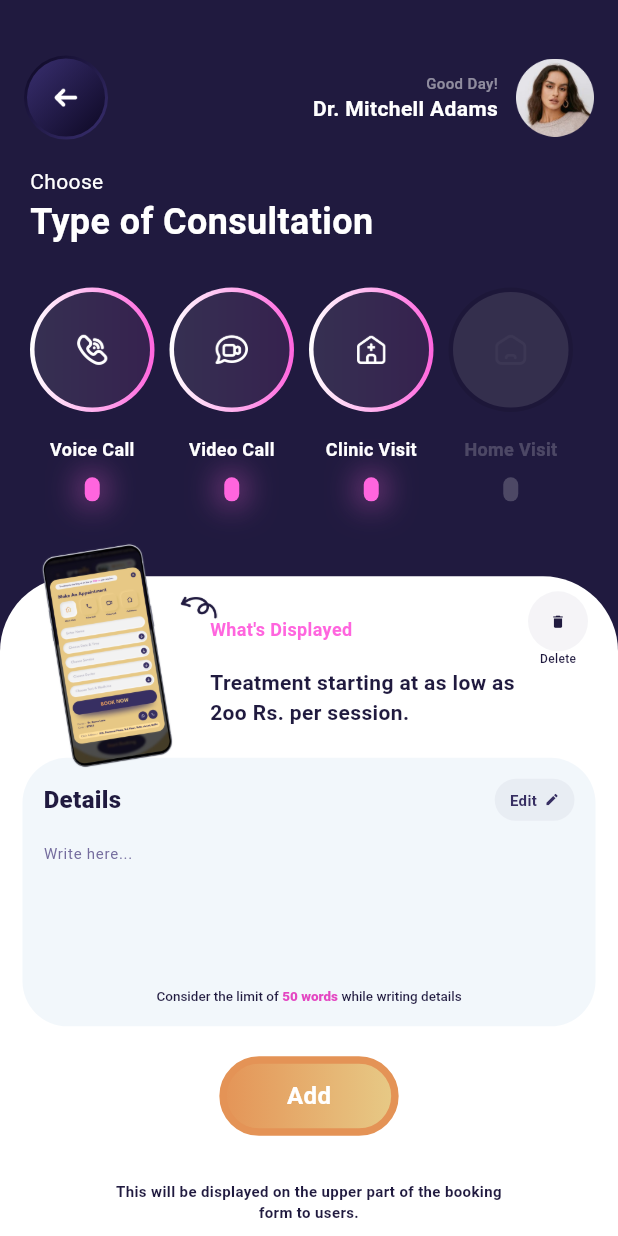
After one commit to computers1418/doctor-dashboard-2, a Flutter app: the screen it shows after launch, after a tap on "Choose Consultation", on a phone screen of 412 x 824 dp. The commit adds this screen. Run offline on Flutter 3.47's test engine with Material 3 defaults, Android fonts, the phone set to English and light mode, and no system bars; our stand-ins replace dropdown_button2, flutter_otp_text_field, glass_kit, hexcolor, otp_text_field, simple_gradient_text and 2 more; missing offline and left inert: smooth_scroll_multiplatform; Roboto replaces fonts that are missing (Slussen).

Commit message:
consultation screen added

```diff
--- a/lib/navigation.dart
+++ b/lib/navigation.dart
@@ -1,3 +1,4 @@
+import 'package:doctor_dashboard/pages/consultation/choose_consultation_view.dart';
 import 'package:doctor_dashboard/pages/dashboard/dashboard.dart';
 import 'package:doctor_dashboard/pages/forgot_password/forgot_password.dart';
 import 'package:doctor_dashboard/pages/history/history_view.dart';
@@ -237,6 +238,21 @@ class Navigation extends StatelessWidget {
                   ),
                 ),
               ),
+              InkWell(
+                onTap: () => Navigator.push(
+                  context,
+                  MaterialPageRoute(
+                    builder: (context) => const ChooseConsultationView(),
+                  ),
+                ),
+                child: Card(
+                  child: Container(
+                    width: double.infinity,
+                    padding: const EdgeInsets.all(10.0),
+                    child: const Text("Choose Consultation"),
+                  ),
+                ),
+              ),
 
               // InkWell(onTap: () => Navigator.push(context,
               // MaterialPageRoute(builder: (context) => const Profile(
--- /dev/null
+++ b/lib/pages/consultation/choose_consultation_view.dart
@@ -0,0 +1,429 @@
+import 'package:doctor_dashboard/constants/constants.dart';
+import 'package:doctor_dashboard/pages/history/widgets/custom_appbar.dart';
+import 'package:flutter/material.dart';
+import 'package:hexcolor/hexcolor.dart';
+
+class ChooseConsultationView extends StatefulWidget {
+  const ChooseConsultationView({super.key});
+
+  @override
+  State<ChooseConsultationView> createState() => _ChooseConsultationViewState();
+}
+
+class _ChooseConsultationViewState extends State<ChooseConsultationView> {
+  List<String> icons = [
+    "call",
+    "video_call",
+    "clinic",
+    "home",
+  ];
+  List<String> names = [
+    "Voice Call",
+    "Video Call",
+    "Clinic Visit",
+    "Home Visit",
+  ];
+  List<int> isActive = [0, 1, 2];
+
+  @override
+  Widget build(BuildContext context) {
+    return Scaffold(
+      backgroundColor: HexColor(primaryColor),
+      body: SafeArea(
+        child: Column(
+          children: [
+            CustomAppbar(
+              callback: () {
+                Navigator.pop(context);
+              },
+            ),
+            Padding(
+              padding: const EdgeInsets.symmetric(horizontal: 20),
+              child: Column(
+                children: [
+                  const Row(
+                    children: [
+                      Text(
+                        "Choose ",
+                        style: TextStyle(
+                          fontSize: 14,
+                          fontWeight: FontWeight.w400,
+                          color: Colors.white,
+                        ),
+                      ),
+                    ],
+                  ),
+                  const Row(
+                    children: [
+                      Text(
+                        "Type of Consultation",
+                        style: TextStyle(
+                          fontSize: 24,
+                          fontWeight: FontWeight.w700,
+                          color: Colors.white,
+                        ),
+                      ),
+                    ],
+                  ),
+                  const SizedBox(
+                    height: 20,
+                  ),
+                  Row(
+                    mainAxisAlignment: MainAxisAlignment.spaceEvenly,
+                    children: [
+                      for (int i = 0; i < icons.length; i++) ...[
+                        Expanded(
+                          child: Column(
+                            children: [
+                              Container(
+                                decoration: BoxDecoration(
+                                  shape: BoxShape.circle,
+                                  gradient: isActive.contains(i)
+                                      ? const LinearGradient(
+                                          colors: [
+                                            Colors.white,
+                                            Color(0xffFF65DE),
+                                          ],
+                                        )
+                                      : null,
+                                  color: isActive.contains(i)
+                                      ? Colors.white
+                                      : Colors.transparent.withOpacity(0.1),
+                                ),
+                                padding: const EdgeInsets.all(3),
+                                child: Container(
+                                  decoration: BoxDecoration(
+                                    shape: BoxShape.circle,
+                                    color: isActive.contains(i)
+                                        ? HexColor(primaryColor)
+                                            .withOpacity(0.9)
+                                        : Colors.white.withOpacity(0.1),
+                                  ),
+                                  padding: const EdgeInsets.all(25),
+                                  child: Image.asset(
+                                    'res/icons/${icons[i]}.png',
+                                    height: 40,
+                                    width: 40,
+                                    color: isActive.contains(i)
+                                        ? Colors.white
+                                        : Colors.white.withOpacity(0.2),
+                                  ),
+                                ),
+                              ),
+                              const SizedBox(
+                                height: 10,
+                              ),
+                              Text(
+                                names[i],
+                                style: TextStyle(
+                                  fontSize: 12,
+                                  fontWeight: FontWeight.w700,
+                                  color: isActive.contains(i)
+                                      ? Colors.white
+                                      : Colors.white.withOpacity(0.2),
+                                ),
+                              ),
+                              const SizedBox(
+                                height: 10,
+                              ),
+                              Container(
+                                height: 16,
+                                width: 10,
+                                decoration: BoxDecoration(
+                                  borderRadius: BorderRadius.circular(7),
+                                  color: isActive.contains(i)
+                                      ? const Color(0xffFF65DE)
+                                      : Colors.white.withOpacity(0.2),
+                                  boxShadow: isActive.contains(i)
+                                      ? [
+                                          BoxShadow(
+                                            color: const Color(0xffFF65DE)
+                                                .withOpacity(.8),
+                                            blurRadius: 20,
+                                          ),
+                                          BoxShadow(
+                                            color: const Color(0xffFF65DE)
+                                                .withOpacity(.4),
+                                            blurRadius: 15,
+                                          ),
+                                        ]
+                                      : [],
+                                ),
+                              ),
+                            ],
+                          ),
+                        ),
+                        const SizedBox(
+                          width: 10,
+                        ),
+                      ],
+                    ],
+                  ),
+                  const SizedBox(
+                    height: 50,
+                  ),
+                ],
+              ),
+            ),
+            Expanded(
+              child: Stack(
+                clipBehavior: Clip.none,
+                children: [
+                  Container(
+                    decoration: const BoxDecoration(
+                      color: Colors.white,
+                      borderRadius: BorderRadius.only(
+                        topLeft: Radius.circular(50),
+                        topRight: Radius.circular(50),
+                      ),
+                    ),
+                    child: Column(
+                      children: [
+                        Padding(
+                          padding: const EdgeInsets.only(
+                            left: 140,
+                            right: 20,
+                            top: 10,
+                          ),
+                          child: Column(
+                            children: [
+                              Row(
+                                mainAxisAlignment:
+                                    MainAxisAlignment.spaceBetween,
+                                children: [
+                                  Text(
+                                    "What's Displayed",
+                                    style: TextStyle(
+                                      fontSize: 12,
+                                      fontWeight: FontWeight.w600,
+                                      color: HexColor(pinkColor),
+                                    ),
+                                  ),
+                                  Column(
+                                    children: [
+                                      CircleAvatar(
+                                        backgroundColor: HexColor("#372F62")
+                                            .withOpacity(0.05),
+                                        radius: 20,
+                                        child: Icon(
+                                          Icons.delete,
+                                          size: 11,
+                                          color: HexColor(primaryColor),
+                                        ),
+                                      ),
+                                      Text(
+                                        "Delete",
+                                        style: TextStyle(
+                                          fontSize: 8,
+                                          fontWeight: FontWeight.w500,
+                                          color: HexColor("#201A3F"),
+                                        ),
+                                      ),
+                                    ],
+                                  ),
+                                ],
+                              ),
+                              Row(
+                                children: [
+                                  Expanded(
+                                    child: Text(
+                                      "Treatment starting at as low as 2oo Rs. per session.",
+                                      style: TextStyle(
+                                        fontSize: 14,
+                                        fontWeight: FontWeight.w700,
+                                        color: HexColor("#201A3F"),
+                                      ),
+                                    ),
+                                  ),
+                                  const SizedBox(
+                                    width: 30,
+                                  ),
+                                ],
+                              ),
+                            ],
+                          ),
+                        ),
+                        const SizedBox(
+                          height: 20,
+                        ),
+                        Container(
+                          margin: const EdgeInsets.symmetric(
+                            horizontal: 15,
+                          ),
+                          decoration: BoxDecoration(
+                            color: HexColor("#F2F7FB"),
+                            borderRadius: BorderRadius.circular(30),
+                          ),
+                          padding: const EdgeInsets.symmetric(
+                            horizontal: 14,
+                            vertical: 14,
+                          ),
+                          child: Column(
+                            children: [
+                              Row(
+                                mainAxisAlignment:
+                                    MainAxisAlignment.spaceBetween,
+                                children: [
+                                  Text(
+                                    "Details",
+                                    style: TextStyle(
+                                      fontSize: 16,
+                                      fontWeight: FontWeight.w800,
+                                      color: HexColor("#201A3F"),
+                                    ),
+                                  ),
+                                  Container(
+                                    decoration: BoxDecoration(
+                                      color:
+                                          HexColor("#372F62").withOpacity(0.05),
+                                      borderRadius: BorderRadius.circular(26),
+                                    ),
+                                    padding: const EdgeInsets.symmetric(
+                                      horizontal: 10,
+                                      vertical: 7,
+                                    ),
+                                    child: Row(
+                                      children: [
+                                        Text(
+                                          "Edit",
+                                          style: TextStyle(
+                                            fontSize: 10,
+                                            fontWeight: FontWeight.w700,
+                                            color: HexColor("#372F62"),
+                                          ),
+                                        ),
+                                        const SizedBox(
+                                          width: 5,
+                                        ),
+                                        Icon(
+                                          Icons.edit,
+                                          size: 10,
+                                          color: HexColor("#372F62"),
+                                        ),
+                                      ],
+                                    ),
+                                  ),
+                                ],
+                              ),
+                              TextFormField(
+                                decoration: InputDecoration(
+                                  hintText: "Write here...",
+                                  hintStyle: TextStyle(
+                                    fontSize: 10,
+                                    fontWeight: FontWeight.w400,
+                                    color: HexColor("#756D9E"),
+                                  ),
+                                  border: InputBorder.none,
+                                ),
+                                maxLines: 4,
+                                minLines: 4,
+                              ),
+                              RichText(
+                                text: TextSpan(
+                                  children: [
+                                    TextSpan(
+                                      text: "Consider the limit of",
+                                      style: TextStyle(
+                                        fontSize: 9,
+                                        fontWeight: FontWeight.w500,
+                                        color: HexColor("#201A3F"),
+                                      ),
+                                    ),
+                                    TextSpan(
+                                      text: " 50 words ",
+                                      style: TextStyle(
+                                        fontSize: 9,
+                                        fontWeight: FontWeight.w900,
+                                        color: HexColor("#E447C2"),
+                                      ),
+                                    ),
+                                    TextSpan(
+                                      text: "while writing details",
+                                      style: TextStyle(
+                                        fontSize: 9,
+                                        fontWeight: FontWeight.w500,
+                                        color: HexColor("#201A3F"),
+                                      ),
+                                    ),
+                                  ],
+                                ),
+                              ),
+                            ],
+                          ),
+                        ),
+                        const SizedBox(
+                          height: 20,
+                        ),
+                        Container(
+                          padding: const EdgeInsets.symmetric(
+                            horizontal: 40,
+                            vertical: 10,
+                          ),
+                          decoration: BoxDecoration(
+                            color: HexColor("#F4F4F5"),
+                            borderRadius: BorderRadius.circular(40),
+                            border: Border.all(
+                              width: 5,
+                              color: HexColor("#E49356"),
+                            ),
+                            gradient: LinearGradient(
+                              colors: [
+                                HexColor("#E49356"),
+                                HexColor("E7CB87"),
+                              ],
+                            ),
+                          ),
+                          child: const Text(
+                            "Add",
+                            style: TextStyle(
+                              fontSize: 16,
+                              fontWeight: FontWeight.w600,
+                              color: Colors.white,
+                            ),
+                          ),
+                        ),
+                        const SizedBox(
+                          height: 30,
+                        ),
+                        Padding(
+                          padding: const EdgeInsets.symmetric(horizontal: 70),
+                          child: Text(
+                            "This will be displayed on the upper part of the booking form to users.",
+                            style: TextStyle(
+                              fontSize: 10,
+                              fontWeight: FontWeight.w700,
+                              color: HexColor("#201A3F"),
+                            ),
+                            textAlign: TextAlign.center,
+                          ),
+                        ),
+                      ],
+                    ),
+                  ),
+                  Positioned(
+                    left: 26,
+                    top: -37,
+                    child: Image.asset(
+                      'res/icons/phone_tilted.png',
+                      height: 180,
+                      width: 90,
+                    ),
+                  ),
+                  Positioned(
+                    left: 120,
+                    top: 9,
+                    child: Image.asset(
+                      'res/icons/cursor.png',
+                      width: 25,
+                      height: 25,
+                    ),
+                  ),
+                ],
+              ),
+            ),
+          ],
+        ),
+      ),
+    );
+  }
+}
--- a/lib/widgets/custom_appbar.dart
+++ b/lib/widgets/custom_appbar.dart
@@ -6,7 +6,7 @@ import 'neumorphic_widgets.dart';
 
 class CustomAppbar extends StatefulWidget {
   final Function callback;
-  const CustomAppbar({ Key? key, required this.callback }) : super(key: key);
+  const CustomAppbar({Key? key, required this.callback}) : super(key: key);
 
   @override
   State<CustomAppbar> createState() => _CustomAppbarState();
@@ -15,70 +15,93 @@ class CustomAppbar extends StatefulWidget {
 class _CustomAppbarState extends State<CustomAppbar> {
   @override
   Widget build(BuildContext context) {
-    return Container(width: double.infinity,
+    return Container(
+      width: double.infinity,
       padding: const EdgeInsets.only(left: 16, right: 16, top: 0),
       height: MediaQuery.of(context).size.height * .115,
       color: HexColor("#201A3F"),
       child: Column(
         children: [
-                        SizedBox(height: MediaQuery.of(context).size.height * 0.035,),
-                                        Row(mainAxisAlignment: MainAxisAlignment.spaceBetween,
+          SizedBox(
+            height: MediaQuery.of(context).size.height * 0.035,
+          ),
+          Row(
+            mainAxisAlignment: MainAxisAlignment.spaceBetween,
             children: [
               GestureDetector(
                 onTap: () => widget.callback(),
-                                                child: Stack(alignment: Alignment.center,
+                child: Stack(
+                  alignment: Alignment.center,
                   children: [
                     NeumorphicWidgets(
                       hasShadow: false,
                       type: 2,
                       height: 56,
                       width: 56,
-                                                    colors: [HexColor("#392F70"), HexColor("#0D0823")],
+                      colors: [
+                        HexColor("#392F70"),
+                        HexColor("#0D0823"),
+                      ],
                       radius: 82,
-                                                    child: const SizedBox(height: 82, width: 82,)
+                      child: const SizedBox(
+                        height: 82,
+                        width: 82,
+                      ),
                     ),
                     NeumorphicWidgets(
                       hasShadow: false,
                       type: 3,
                       height: 52,
                       width: 52,
-                                                    colors: [HexColor("#392F70"), HexColor("#0D0823")],
+                      colors: [
+                        HexColor("#392F70"),
+                        HexColor("#0D0823"),
+                      ],
                       radius: 52,
                       child: Padding(
                         padding: const EdgeInsets.all(14),
-                                                      child: Image.asset("lib/pages/dashboard/assets/menu.png",
-                                                      height: 24, width: 24,),
-                                                    )),
+                        child: Image.asset(
+                          "lib/pages/dashboard/assets/menu.png",
+                          height: 24,
+                          width: 24,
+                        ),
+                      ),
+                    ),
                   ],
                 ),
               ),
               Row(
                 children: [
-                                                Column(crossAxisAlignment: CrossAxisAlignment.end,
+                  Column(
+                    crossAxisAlignment: CrossAxisAlignment.end,
                     children: [
-                                                    Text("Good Day!",
+                      Text(
+                        "Good Day!",
                         style: CustomFonts.slussen10W500(
-                                                      color: HexColor("#FFFFFF").withOpacity(.5)
-                                                    ),),
-                                                    Text("Dr. Mitchell Adams",
+                            color: HexColor("#FFFFFF").withOpacity(.5)),
+                      ),
+                      Text(
+                        "Dr. Mitchell Adams",
                         style: CustomFonts.slussen14W700(
-                                                      color: HexColor("#FFFFFF")
-                                                    ),),
+                            color: HexColor("#FFFFFF")),
+                      ),
                     ],
                   ),
-                                                const SizedBox(width: 12,),
-                                                Image.asset("lib/pages/dashboard/assets/img.png",
-                                                  height: 52, width: 52,
+                  const SizedBox(
+                    width: 12,
+                  ),
+                  Image.asset(
+                    "lib/pages/dashboard/assets/img.png",
+                    height: 52,
+                    width: 52,
                   ),
                 ],
               ),
             ],
           ),
           // SizedBox(height: MediaQuery.of(context).size.height * 0.01,),
-
         ],
       ),
-                  )
-                ;
+    );
   }
 }
```
Also changed, not shown: res/icons/call.png (added), res/icons/clinic.png (added), res/icons/cursor.png (added), res/icons/home.png (added), res/icons/phone_tilted.png (added), res/icons/video_call.png (added). Lines whose indentation alone changed are shown as unchanged.
